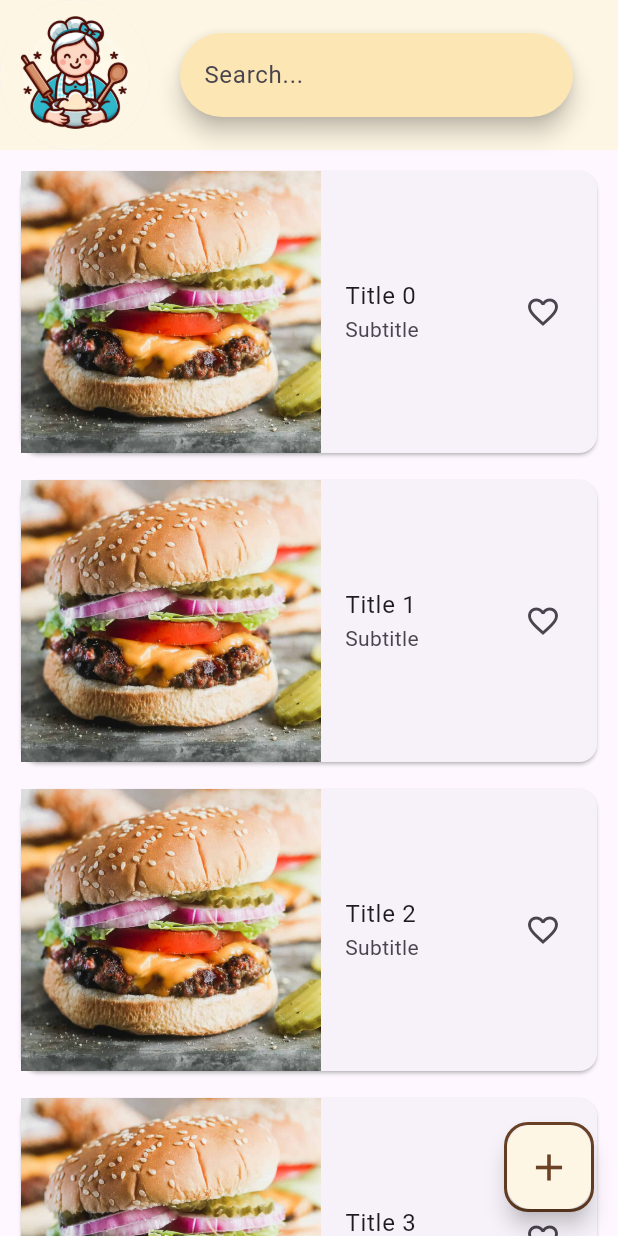
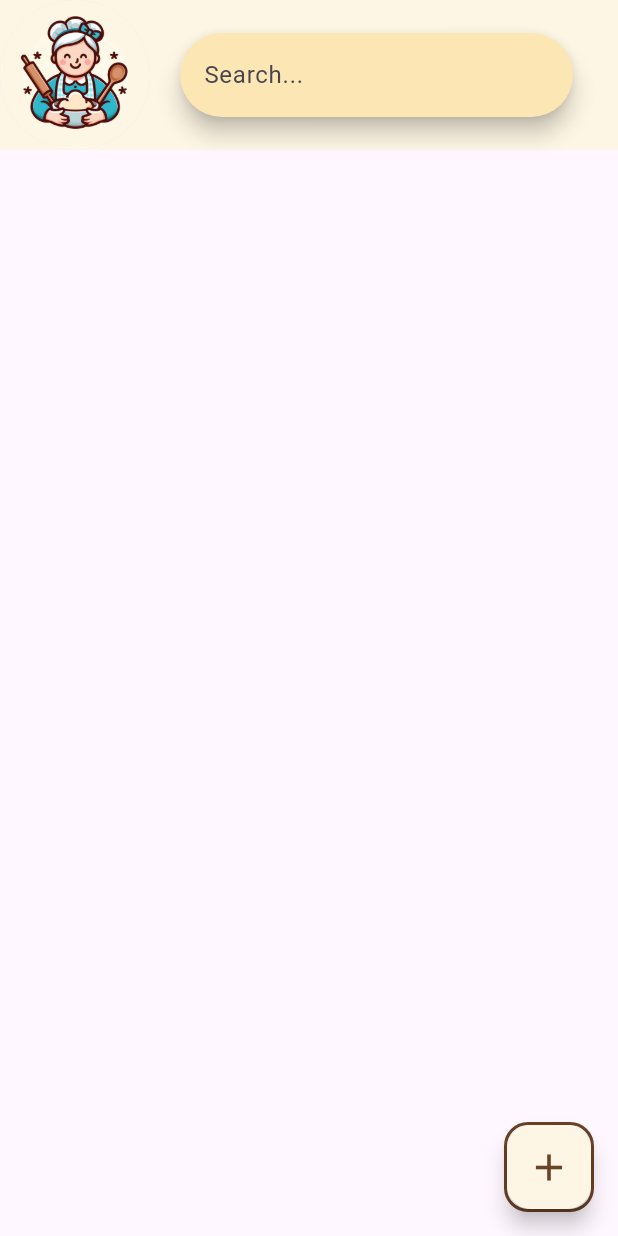
Before and after one commit to NikoletaDalaktchieva/2024-grandmas-recipes, a Flutter app: the screen it shows after launch, on a phone screen of 412 x 824 dp. Run offline on Flutter 3.47's test engine with Material 3 defaults, Android fonts, the phone set to English and light mode, and no system bars; our stand-ins replace flutter_form_builder, get, hive, hive_flutter; accounts and stored records are empty.

Commit message:
save recipes

```diff
--- a/lib/components/recipe_card.dart
+++ b/lib/components/recipe_card.dart
@@ -1,11 +1,11 @@
 import 'package:flutter/material.dart';
 import 'package:project1/constants/breakpoints.dart';
+import 'package:project1/models/recipe.dart';
 
 class RecipeCard extends StatelessWidget {
-  final String title;
-  final String description;
+  final Recipe recipe;
 
-  RecipeCard(this.title, this.description);
+  RecipeCard(this.recipe);
 
   @override
   Widget build(BuildContext context) {
@@ -36,8 +36,8 @@ class RecipeCard extends StatelessWidget {
 
   ListTile textInformation() {
     return ListTile(
-      title: Text(title),
-      subtitle: Text(description),
+      title: Text(recipe.title),
+      subtitle: Text(recipe.subtitle),
       trailing: const Icon(Icons.favorite_outline),
     );
   }
--- a/lib/controllers/recipe_controler.dart
+++ b/lib/controllers/recipe_controler.dart
@@ -38,5 +38,9 @@ class RecipeController {
     }
   }
 
+  Recipe get(int index) {
+    return recipes[index];
+  }
+
   get size => recipes.length;
 }
--- a/lib/models/recipe.dart
+++ b/lib/models/recipe.dart
@@ -1,6 +1,6 @@
 class Recipe {
-  String? title;
-  String? subtitle;
+  String title;
+  String subtitle;
   String? preparationTime;
   String? cookTime;
   String? totalTime;
--- a/lib/pages/recipe_grid.dart
+++ b/lib/pages/recipe_grid.dart
@@ -1,23 +1,26 @@
 import 'package:flutter/material.dart';
 import 'package:project1/components/recipe_card.dart';
 import 'package:project1/constants/breakpoints.dart';
+import 'package:project1/controllers/recipe_controler.dart';
+import 'package:get/get.dart';
 
 class RecipeGrid extends StatelessWidget {
   final String searchQuery;
-  final List<RecipeCard> items;
+  final recipeController = Get.find<RecipeController>();
 
-  RecipeGrid({required this.searchQuery})
-      : items = Iterable<int>.generate(12)
-            .map((i) => RecipeCard("Title $i", "Subtitle"))
-            .toList();
+  RecipeGrid({required this.searchQuery});
 
   @override
   Widget build(BuildContext context) {
+    final List<RecipeCard> items = Iterable<int>.generate(recipeController.size)
+        .map((i) => RecipeCard(recipeController.get(i)))
+        .toList();
+
     double width = MediaQuery.of(context).size.width;
     int count = width < Breakpoints.mobile ? 1 : width ~/ 300;
     final filteredItems = items
         .where((item) =>
-            item.title.toLowerCase().contains(searchQuery.toLowerCase()))
+            item.recipe.title.toLowerCase().contains(searchQuery.toLowerCase()))
         .toList();
 
     return GridView.count(
```
Also changed, not shown: lib/pages/add_recipe.dart (+1 -7 lines).
